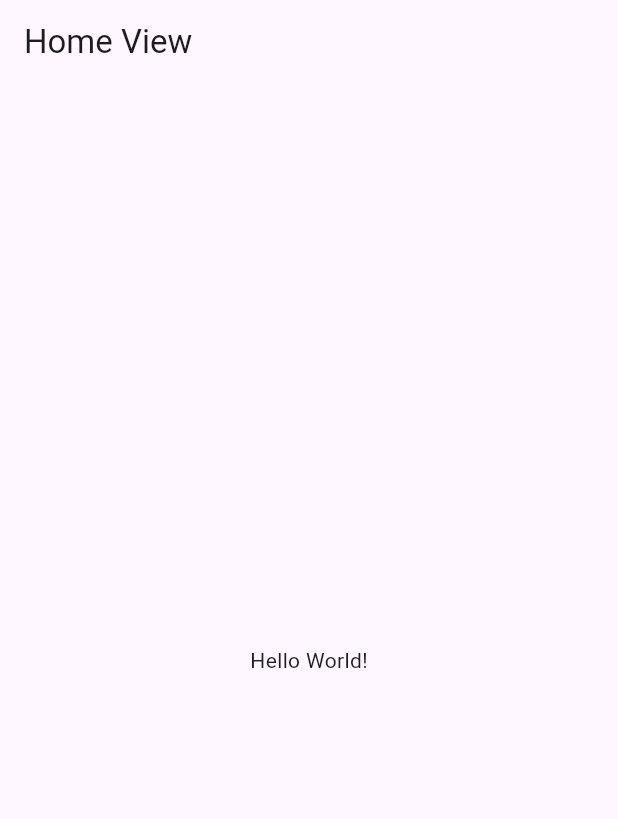
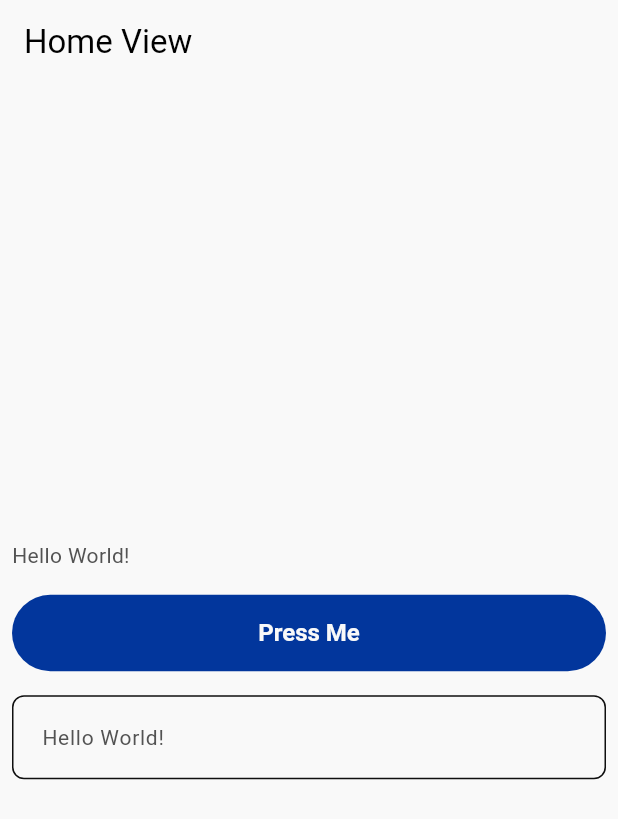
Before and after one commit to 3bowhab/online_exam, a Flutter app: the screen it shows after launch, on a phone screen of 412 x 824 dp. Shown: the top 819 px of the screen. Run offline on Flutter 3.47's test engine with Material 3 defaults, Android fonts, the phone set to English and light mode, and no system bars; our stand-ins replace get_it, injectable; generated files the repository leaves out were written again.

Commit message:
Implement dependency injection and theming support; add app colors and theme classes

```diff
--- /dev/null
+++ b/lib/core/theme/app_theme.dart
@@ -0,0 +1,85 @@
+import 'package:flutter/material.dart';
+import 'package:injectable/injectable.dart';
+import 'package:online_exam/core/theme/app_colors.dart';
+
+@injectable
+
+// Define a class for app theme that takes an instance of AppColors
+class AppTheme {
+  final AppColors colors;
+
+  AppTheme(this.colors);
+
+  late ThemeData themeData = ThemeData(
+    scaffoldBackgroundColor: colors.white,
+    cardColor: colors.lightBlue,
+    appBarTheme: AppBarTheme(
+      backgroundColor: colors.white,
+      elevation: 0,
+      iconTheme: IconThemeData(color: colors.black),
+    ),
+    colorScheme: ColorScheme.fromSwatch(
+      primarySwatch: colors.blue,
+    ).copyWith(error: colors.error),
+
+    // Define text theme
+    textTheme: TextTheme(
+      bodyLarge: TextStyle(color: colors.black),
+      bodyMedium: TextStyle(color: colors.gray),
+    ),
+
+    // Define input decoration theme
+    inputDecorationTheme: InputDecorationTheme(
+      hintStyle: TextStyle(
+        color: colors.placeHolder,
+        fontSize: 14,
+      ),
+      labelStyle: TextStyle(
+        color: colors.gray,
+        fontSize: 14,
+      ),
+      errorStyle: TextStyle(
+        color: colors.error,
+        fontSize: 14,
+      ),
+      contentPadding: const EdgeInsets.symmetric(
+        horizontal: 16,
+        vertical: 16,
+      ),
+      border: OutlineInputBorder(
+        borderRadius: BorderRadius.circular(8),
+        borderSide: BorderSide(color: colors.black),
+      ),
+      enabledBorder: OutlineInputBorder(
+        borderRadius: BorderRadius.circular(8),
+        borderSide: BorderSide(color: colors.black),
+      ),
+      focusedBorder: OutlineInputBorder(
+        borderRadius: BorderRadius.circular(8),
+        borderSide: BorderSide(color: colors.blue, width: 1.5),
+      ),
+      errorBorder: OutlineInputBorder(
+        borderRadius: BorderRadius.circular(8),
+        borderSide: BorderSide(color: colors.error),
+      ),
+      focusedErrorBorder: OutlineInputBorder(
+        borderRadius: BorderRadius.circular(8),
+        borderSide: BorderSide(color: colors.error, width: 1.5),
+      ),
+    ),
+
+    // Define elevated button theme
+    elevatedButtonTheme: ElevatedButtonThemeData(
+      style: ElevatedButton.styleFrom(
+        backgroundColor: colors.blue,
+        foregroundColor: colors.white,
+        elevation: 0,
+        padding: const EdgeInsets.symmetric(vertical: 16),
+        textStyle: const TextStyle(
+          fontSize: 16,
+          fontWeight: FontWeight.w600,
+        ),
+      ),
+    ),
+  );
+}
--- a/lib/main.dart
+++ b/lib/main.dart
@@ -1,8 +1,12 @@
 import 'package:flutter/material.dart';
+import 'package:online_exam/core/di/injection.dart';
+import 'package:online_exam/core/theme/app_theme.dart';
 import 'package:online_exam/l10n/app_localizations.dart';
 import 'package:online_exam/presentation/home_view.dart';
 
-void main() {
+void main() async {
+  WidgetsFlutterBinding.ensureInitialized();
+  await configureDependencies();
   runApp(const MyApp());
 }
 
@@ -11,8 +15,12 @@ class MyApp extends StatelessWidget {
 
   @override
   Widget build(BuildContext context) {
+    final appTheme = getIt<AppTheme>();
     return MaterialApp(
       debugShowCheckedModeBanner: false,
+
+      // Set the app theme
+      theme: appTheme.themeData,
 
       // Add localization support
       localizationsDelegates: AppLocalizations.localizationsDelegates,
--- a/lib/presentation/home_view.dart
+++ b/lib/presentation/home_view.dart
@@ -10,8 +10,24 @@ class HomeView extends StatelessWidget {
       appBar: AppBar(
         title: const Text('Home View'),
       ),
-      body: Center(
-        child: Text(AppLocalizations.of(context)!.helloWorld),
+      body: Padding(
+        padding: const EdgeInsets.all(8.0),
+        child: Column(
+          crossAxisAlignment: .stretch,
+          mainAxisAlignment: .center,
+          children: [
+            Text(AppLocalizations.of(context)!.helloWorld),
+            SizedBox(height: 16),
+            ElevatedButton(onPressed: (){}, child: const Text('Press Me')),
+            SizedBox(height: 16),
+            TextField(
+              decoration: InputDecoration(
+                hintText: AppLocalizations.of(context)!.helloWorld,
+                labelText: AppLocalizations.of(context)!.helloWorld,
+              ),
+            ),
+          ],
+        ),
       ),
     );
   }
--- a/pubspec.yaml
+++ b/pubspec.yaml
@@ -37,6 +37,9 @@ dependencies:
   intl: ^0.20.2
   flutter_localizations:
     sdk: flutter
+  get_it: ^9.2.1
+  injectable: ^3.0.0
+
 
 dev_dependencies:
   flutter_test:
@@ -48,6 +51,8 @@ dev_dependencies:
   # package. See that file for information about deactivating specific lint
   # rules and activating additional ones.
   flutter_lints: ^6.0.0
+  injectable_generator: ^3.1.0
+  build_runner: ^2.15.1
 
 # For information on the generic Dart part of this file, see the
 # following page: https://dart.dev/tools/pub/pubspec
```
Also changed, not shown: lib/core/di/injection.dart (added, +12 -0 lines), lib/core/theme/app_colors.dart (added, +72 -0 lines), lib/core/di/injection.config.dart (added), pubspec.lock.
